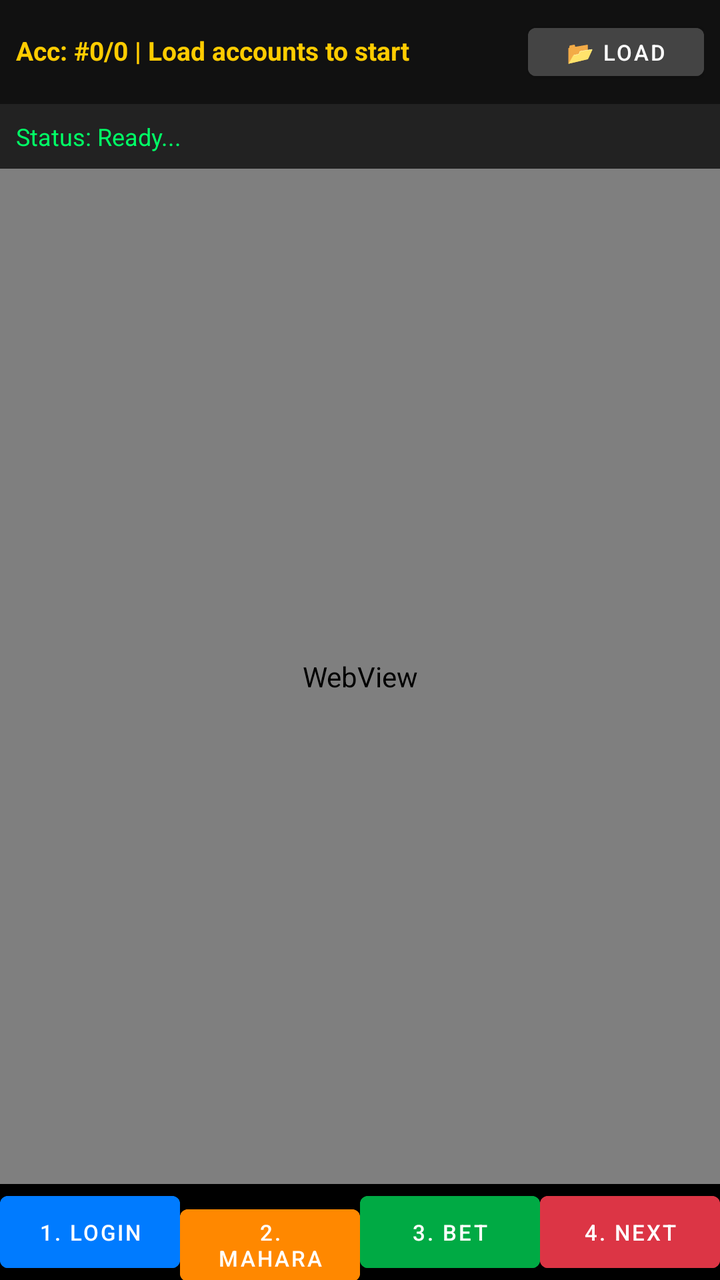
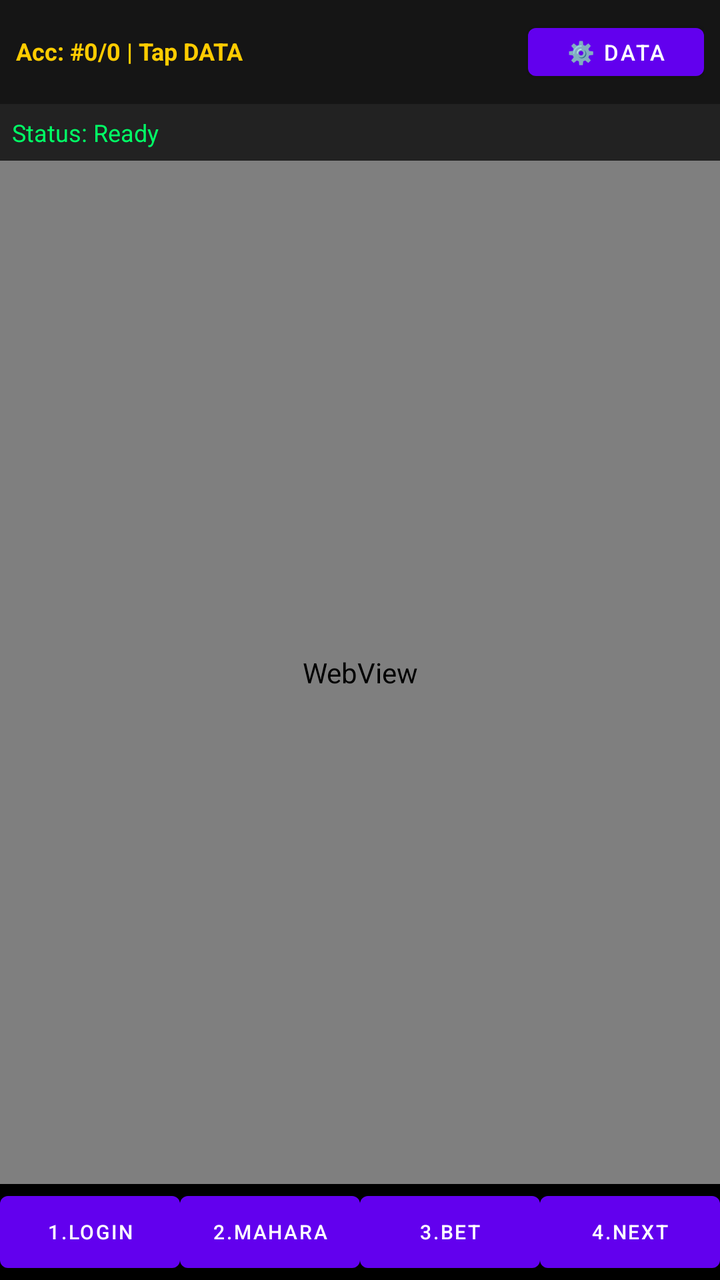

Compare the two renders of this Android layout. The source of the first and the diff that turns it into the second are given below.
<!-- AndroidManifest.xml: application theme Theme.MaterialComponents.DayNight.NoActionBar -->
<!-- res/layout/activity_main.xml -->
<?xml version="1.0" encoding="utf-8"?>
<LinearLayout xmlns:android="http://schemas.android.com/apk/res/android"
    android:layout_width="match_parent"
    android:layout_height="match_parent"
    android:orientation="vertical">

    
    <LinearLayout
        android:layout_width="match_parent"
        android:layout_height="wrap_content"
        android:background="#111111"
        android:orientation="horizontal"
        android:padding="8dp">

        <TextView
            android:id="@+id/tvAccountInfo"
            android:layout_width="0dp"
            android:layout_height="wrap_content"
            android:layout_weight="1"
            android:text="Acc: #0/0 | Load accounts to start"
            android:textColor="#FFCC00"
            android:textSize="13sp"
            android:textStyle="bold" />

        <Button
            android:id="@+id/btnLoadAccounts"
            android:layout_width="wrap_content"
            android:layout_height="36dp"
            android:backgroundTint="#444444"
            android:paddingHorizontal="10dp"
            android:text="📂 LOAD"
            android:textColor="#FFFFFF"
            android:textSize="11sp" />
    </LinearLayout>

    
    <TextView
        android:id="@+id/tvStatus"
        android:layout_width="match_parent"
        android:layout_height="wrap_content"
        android:background="#222222"
        android:padding="8dp"
        android:text="Status: Ready..."
        android:textColor="#00FF66"
        android:textSize="12sp" />

    
    <WebView
        android:id="@+id/webView"
        android:layout_width="match_parent"
        android:layout_height="0dp"
        android:layout_weight="1" />

    
    <LinearLayout
        android:layout_width="match_parent"
        android:layout_height="wrap_content"
        android:background="#000000"
        android:orientation="horizontal"
        android:weightSum="4">

        <Button
            android:id="@+id/btnStep1"
            android:layout_width="0dp"
            android:layout_height="wrap_content"
            android:layout_weight="1"
            android:backgroundTint="#007BFF"
            android:text="1. LOGIN"
            android:textColor="#FFFFFF"
            android:textSize="11sp" />

        <Button
            android:id="@+id/btnStep2"
            android:layout_width="0dp"
            android:layout_height="wrap_content"
            android:layout_weight="1"
            android:backgroundTint="#FF8800"
            android:text="2. MAHARA"
            android:textColor="#FFFFFF"
            android:textSize="11sp" />

        <Button
            android:id="@+id/btnStep3"
            android:layout_width="0dp"
            android:layout_height="wrap_content"
            android:layout_weight="1"
            android:backgroundTint="#00AA44"
            android:text="3. BET"
            android:textColor="#FFFFFF"
            android:textSize="11sp" />

        <Button
            android:id="@+id/btnStep4"
            android:layout_width="0dp"
            android:layout_height="wrap_content"
            android:layout_weight="1"
            android:backgroundTint="#DC3545"
            android:text="4. NEXT"
            android:textColor="#FFFFFF"
            android:textSize="11sp" />
    </LinearLayout>
</LinearLayout>
<!-- resources referenced by this layout -->
<resources>

</resources>

<!-- the commit's change to res/layout/activity_main.xml (unified diff, before → after) -->
@@ -8,28 +8,22 @@
     <LinearLayout
         android:layout_width="match_parent"
         android:layout_height="wrap_content"
-        android:background="#111111"
-        android:orientation="horizontal"
+        android:background="#151515"
         android:padding="8dp">
-
         <TextView
             android:id="@+id/tvAccountInfo"
             android:layout_width="0dp"
             android:layout_height="wrap_content"
             android:layout_weight="1"
-            android:text="Acc: #0/0 | Load accounts to start"
+            android:text="Acc: #0/0 | Tap DATA"
             android:textColor="#FFCC00"
-            android:textSize="13sp"
+            android:textSize="12sp"
             android:textStyle="bold" />
-
         <Button
-            android:id="@+id/btnLoadAccounts"
+            android:id="@+id/btnDataMenu"
             android:layout_width="wrap_content"
             android:layout_height="36dp"
-            android:backgroundTint="#444444"
-            android:paddingHorizontal="10dp"
-            android:text="📂 LOAD"
-            android:textColor="#FFFFFF"
+            android:text="⚙️ DATA"
             android:textSize="11sp" />
     </LinearLayout>
 
@@ -38,9 +32,9 @@
         android:id="@+id/tvStatus"
         android:layout_width="match_parent"
         android:layout_height="wrap_content"
-        android:background="#222222"
-        android:padding="8dp"
-        android:text="Status: Ready..."
+        android:background="#222"
+        android:padding="6dp"
+        android:text="Status: Ready"
         android:textColor="#00FF66"
         android:textSize="12sp" />
 
@@ -55,48 +49,35 @@
     <LinearLayout
         android:layout_width="match_parent"
         android:layout_height="wrap_content"
-        android:background="#000000"
-        android:orientation="horizontal"
-        android:weightSum="4">
-
+        android:weightSum="4"
+        android:background="#000">
         <Button
             android:id="@+id/btnStep1"
             android:layout_width="0dp"
             android:layout_height="wrap_content"
             android:layout_weight="1"
-            android:backgroundTint="#007BFF"
-            android:text="1. LOGIN"
-            android:textColor="#FFFFFF"
-            android:textSize="11sp" />
-
+            android:text="1.LOGIN"
+            android:textSize="10sp" />
         <Button
             android:id="@+id/btnStep2"
             android:layout_width="0dp"
             android:layout_height="wrap_content"
             android:layout_weight="1"
-            android:backgroundTint="#FF8800"
-            android:text="2. MAHARA"
-            android:textColor="#FFFFFF"
-            android:textSize="11sp" />
-
+            android:text="2.MAHARA"
+            android:textSize="10sp" />
         <Button
             android:id="@+id/btnStep3"
             android:layout_width="0dp"
             android:layout_height="wrap_content"
             android:layout_weight="1"
-            android:backgroundTint="#00AA44"
-            android:text="3. BET"
-            android:textColor="#FFFFFF"
-            android:textSize="11sp" />
-
+            android:text="3.BET"
+            android:textSize="10sp" />
         <Button
             android:id="@+id/btnStep4"
             android:layout_width="0dp"
             android:layout_height="wrap_content"
             android:layout_weight="1"
-            android:backgroundTint="#DC3545"
-            android:text="4. NEXT"
-            android:textColor="#FFFFFF"
-            android:textSize="11sp" />
+            android:text="4.NEXT"
+            android:textSize="10sp" />
     </LinearLayout>
 </LinearLayout>
